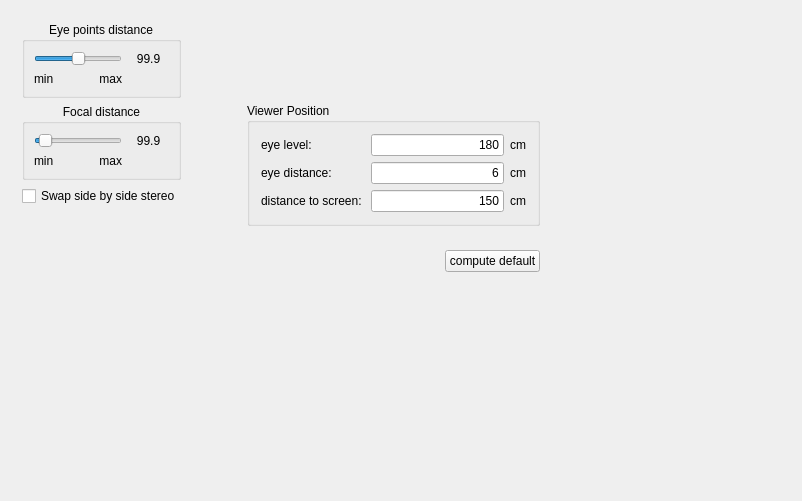
Before: the Qt Designer form source/VIEW/DIALOGS/stageSettings.ui in BALL-Project/ball, drawn with Qt 5.
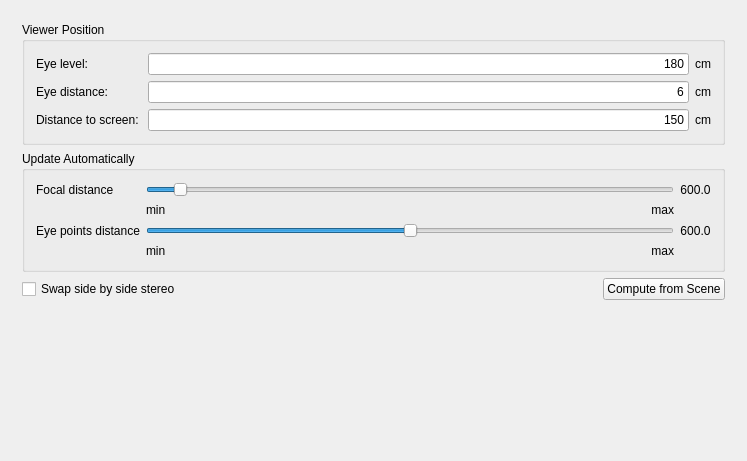
After: the same form once the commit is applied. The open tabs and pages were chosen to show the change.

Commit message: Fix Layout of VRSettings tab

The edit to the form file:
```diff
--- a/source/VIEW/DIALOGS/stageSettings.ui
+++ b/source/VIEW/DIALOGS/stageSettings.ui
@@ -6,8 +6,8 @@
    <rect>
     <x>0</x>
     <y>0</y>
-    <width>802</width>
-    <height>501</height>
+    <width>664</width>
+    <height>408</height>
    </rect>
   </property>
   <property name="windowTitle">
@@ -897,15 +897,6 @@
       </layout>
      </widget>
      <widget class="QWidget" name="VRSettings">
-      <widget class="QWidget" name="">
-       <property name="geometry">
-        <rect>
-         <x>225</x>
-         <y>81</y>
-         <width>315</width>
-         <height>191</height>
-        </rect>
-       </property>
        <layout class="QVBoxLayout" name="verticalLayout_4">
         <item>
          <widget class="QGroupBox" name="groupBox_2">
@@ -916,7 +907,7 @@
            <item row="0" column="0">
             <widget class="QLabel" name="label_4">
              <property name="text">
-              <string>eye level: </string>
+             <string>Eye level: </string>
              </property>
             </widget>
            </item>
@@ -940,7 +931,7 @@
            <item row="1" column="0">
             <widget class="QLabel" name="label_3">
              <property name="text">
-              <string>eye distance: </string>
+             <string>Eye distance: </string>
              </property>
             </widget>
            </item>
@@ -964,7 +955,7 @@
            <item row="2" column="0">
             <widget class="QLabel" name="label_2">
              <property name="text">
-              <string>distance to screen: </string>
+             <string>Distance to screen: </string>
              </property>
             </widget>
            </item>
@@ -989,106 +980,15 @@
          </widget>
         </item>
         <item>
-         <spacer name="verticalSpacer_4">
-          <property name="orientation">
-           <enum>Qt::Vertical</enum>
-          </property>
-          <property name="sizeHint" stdset="0">
-           <size>
-            <width>20</width>
-            <height>40</height>
-           </size>
-          </property>
-         </spacer>
-        </item>
-        <item>
-         <layout class="QHBoxLayout">
-          <property name="spacing">
-           <number>6</number>
-          </property>
-          <property name="margin">
-           <number>0</number>
-          </property>
-          <item>
-           <spacer>
-            <property name="orientation">
-             <enum>Qt::Horizontal</enum>
-            </property>
-            <property name="sizeHint" stdset="0">
-             <size>
-              <width>141</width>
-              <height>20</height>
-             </size>
-            </property>
-           </spacer>
-          </item>
-          <item>
-           <widget class="QPushButton" name="computeDefault_button">
-            <property name="text">
-             <string>compute default</string>
-            </property>
-           </widget>
-          </item>
-         </layout>
-        </item>
-       </layout>
-      </widget>
-      <widget class="QWidget" name="">
-       <layout class="QVBoxLayout" name="verticalLayout_5">
-        <item>
-         <widget class="QGroupBox" name="groupBox1_2_2">
-          <property name="toolTip">
-           <string/>
-          </property>
+        <widget class="QGroupBox" name="derived_values_box_">
           <property name="title">
-           <string>Eye points distance</string>
-          </property>
-          <property name="alignment">
-           <set>Qt::AlignHCenter</set>
-          </property>
-          <layout class="QGridLayout">
-           <property name="margin">
-            <number>9</number>
-           </property>
-           <property name="spacing">
-            <number>6</number>
-           </property>
-           <item row="0" column="0" colspan="2">
-            <widget class="QSlider" name="eye_distance_slider">
-             <property name="toolTip">
-              <string>The greater the eye point distance is the greater is the stereo effect.</string>
-             </property>
-             <property name="maximum">
-              <number>40</number>
-             </property>
-             <property name="singleStep">
-              <number>5</number>
-             </property>
-             <property name="pageStep">
-              <number>5</number>
-             </property>
-             <property name="value">
-              <number>20</number>
-             </property>
-             <property name="orientation">
-              <enum>Qt::Horizontal</enum>
-             </property>
-             <property name="tickInterval">
-              <number>5</number>
-             </property>
-            </widget>
-           </item>
-           <item row="0" column="2">
-            <widget class="QLabel" name="eye_distance_label">
-             <property name="text">
-              <string>99.9</string>
-             </property>
-             <property name="alignment">
-              <set>Qt::AlignCenter</set>
-             </property>
-            </widget>
-           </item>
-           <item row="1" column="1">
+          <string>Update Automatically</string>
+         </property>
+         <property name="checkable">
+          <bool>false</bool>
+         </property>
+         <layout class="QGridLayout" name="gridLayout_9">
+          <item row="3" column="2">
             <widget class="QLabel" name="TextLabel1_2_2_2">
              <property name="text">
               <string>max</string>
@@ -1098,55 +998,53 @@
              </property>
             </widget>
            </item>
-           <item row="1" column="0">
-            <widget class="QLabel" name="TextLabel1_3_2">
+          <item row="1" column="1">
+           <widget class="QLabel" name="TextLabel1_3_2_2">
              <property name="text">
               <string>min</string>
              </property>
             </widget>
            </item>
-          </layout>
-         </widget>
-        </item>
-        <item>
-         <widget class="QGroupBox" name="groupBox1_2_2_2">
-          <property name="toolTip">
-           <string/>
-          </property>
-          <property name="title">
+          <item row="0" column="0">
+           <widget class="QLabel" name="label_11">
+            <property name="text">
            <string>Focal distance</string>
           </property>
-          <property name="alignment">
-           <set>Qt::AlignHCenter</set>
-          </property>
-          <layout class="QGridLayout">
-           <property name="margin">
-            <number>9</number>
-           </property>
-           <property name="spacing">
-            <number>6</number>
-           </property>
-           <item row="1" column="1">
-            <widget class="QLabel" name="TextLabel1_2_2_2_2">
+           </widget>
+          </item>
+          <item row="2" column="3">
+           <widget class="QLabel" name="eye_distance_label">
+            <property name="sizePolicy">
+             <sizepolicy hsizetype="Fixed" vsizetype="Preferred">
+              <horstretch>0</horstretch>
+              <verstretch>0</verstretch>
+             </sizepolicy>
+            </property>
              <property name="text">
-              <string>max</string>
+             <string>600.0</string>
              </property>
              <property name="alignment">
-              <set>Qt::AlignRight|Qt::AlignTrailing|Qt::AlignVCenter</set>
+             <set>Qt::AlignCenter</set>
              </property>
             </widget>
            </item>
-           <item row="0" column="2">
+          <item row="0" column="3">
             <widget class="QLabel" name="focal_distance_label">
+            <property name="sizePolicy">
+             <sizepolicy hsizetype="Fixed" vsizetype="Preferred">
+              <horstretch>0</horstretch>
+              <verstretch>0</verstretch>
+             </sizepolicy>
+            </property>
              <property name="text">
-              <string>99.9</string>
+             <string>600.0</string>
              </property>
              <property name="alignment">
               <set>Qt::AlignCenter</set>
              </property>
             </widget>
            </item>
-           <item row="0" column="0" colspan="2">
+          <item row="0" column="1" colspan="2">
             <widget class="QSlider" name="focal_distance_slider">
              <property name="minimum">
               <number>15</number>
@@ -1171,16 +1069,66 @@
              </property>
             </widget>
            </item>
-           <item row="1" column="0">
-            <widget class="QLabel" name="TextLabel1_3_2_2">
+          <item row="1" column="2">
+           <widget class="QLabel" name="TextLabel1_2_2_2_2">
+            <property name="text">
+             <string>max</string>
+            </property>
+            <property name="alignment">
+             <set>Qt::AlignRight|Qt::AlignTrailing|Qt::AlignVCenter</set>
+            </property>
+           </widget>
+          </item>
+          <item row="3" column="1">
+           <widget class="QLabel" name="TextLabel1_3_2">
              <property name="text">
               <string>min</string>
              </property>
             </widget>
            </item>
+          <item row="2" column="1" colspan="2">
+           <widget class="QSlider" name="eye_distance_slider">
+            <property name="toolTip">
+             <string>The greater the eye point distance is the greater is the stereo effect.</string>
+            </property>
+            <property name="maximum">
+             <number>40</number>
+            </property>
+            <property name="singleStep">
+             <number>5</number>
+            </property>
+            <property name="pageStep">
+             <number>5</number>
+            </property>
+            <property name="value">
+             <number>20</number>
+            </property>
+            <property name="orientation">
+             <enum>Qt::Horizontal</enum>
+            </property>
+            <property name="tickInterval">
+             <number>5</number>
+            </property>
+           </widget>
+          </item>
+          <item row="2" column="0">
+           <widget class="QLabel" name="label_12">
+            <property name="sizePolicy">
+             <sizepolicy hsizetype="Maximum" vsizetype="Preferred">
+              <horstretch>0</horstretch>
+              <verstretch>0</verstretch>
+             </sizepolicy>
+            </property>
+            <property name="text">
+             <string>Eye points distance</string>
+            </property>
+           </widget>
+          </item>
           </layout>
          </widget>
         </item>
+       <item>
+        <layout class="QHBoxLayout" name="horizontalLayout_11">
         <item>
          <widget class="QCheckBox" name="swap_sss_button">
           <property name="text">
@@ -1188,8 +1136,42 @@
           </property>
          </widget>
         </item>
-       </layout>
-      </widget>
+         <item>
+          <spacer name="horizontalSpacer_2">
+           <property name="orientation">
+            <enum>Qt::Horizontal</enum>
+           </property>
+           <property name="sizeHint" stdset="0">
+            <size>
+             <width>40</width>
+             <height>20</height>
+            </size>
+           </property>
+          </spacer>
+         </item>
+         <item>
+          <widget class="QPushButton" name="computeDefault_button">
+           <property name="text">
+            <string>Compute from Scene</string>
+           </property>
+          </widget>
+         </item>
+        </layout>
+       </item>
+       <item>
+        <spacer name="verticalSpacer">
+         <property name="orientation">
+          <enum>Qt::Vertical</enum>
+         </property>
+         <property name="sizeHint" stdset="0">
+          <size>
+           <width>20</width>
+           <height>40</height>
+          </size>
+         </property>
+        </spacer>
+       </item>
+      </layout>
      </widget>
      <widget class="QWidget" name="DisplaySettings">
       <layout class="QVBoxLayout" name="dpy_layout">
```
Left out of the diff: 6 changed lines with no effect on the pictures. Lines whose indentation alone changed are shown as unchanged.
